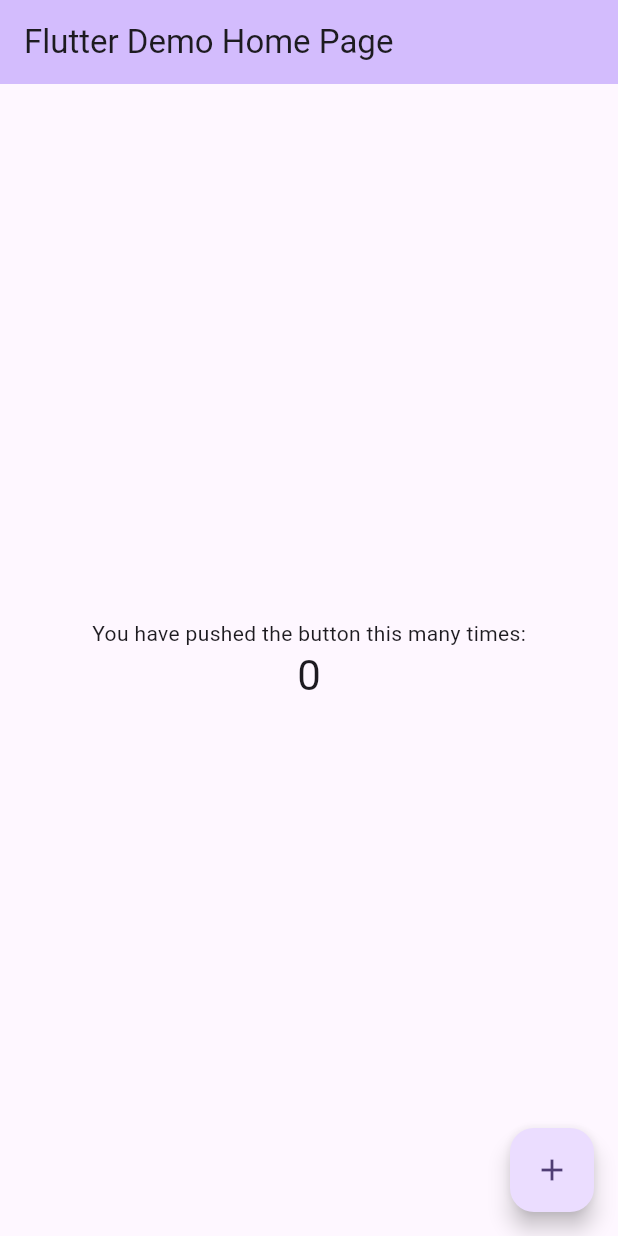
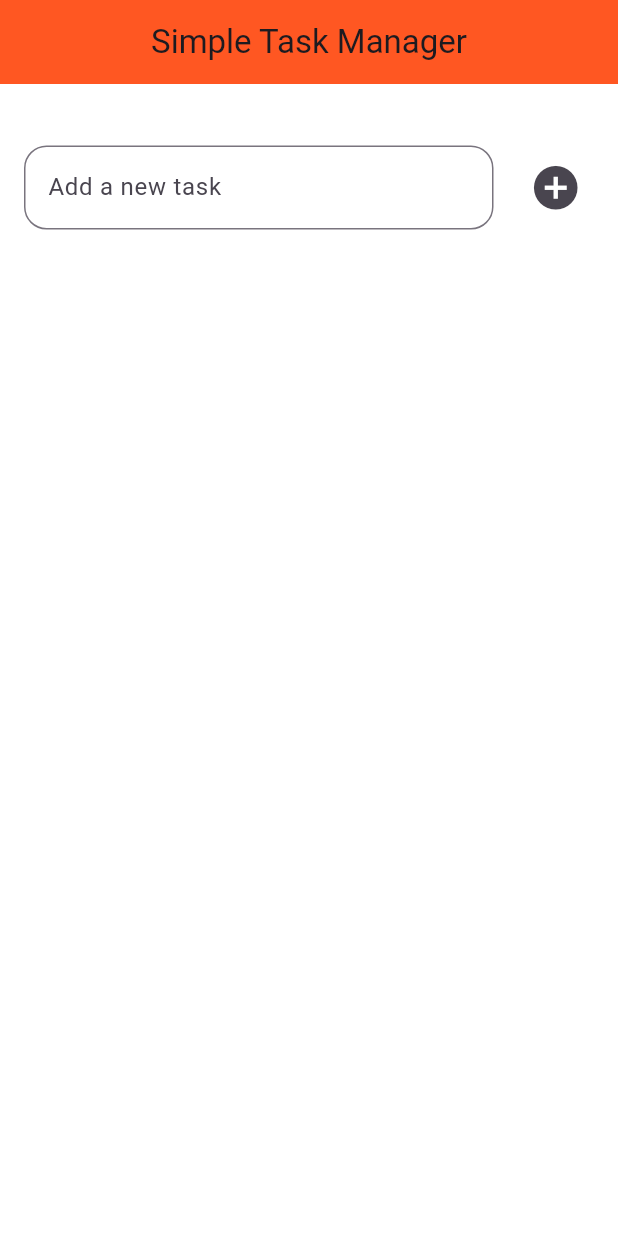
Before and after one commit to NahumDm/mobile, a Flutter app: the screen it shows after launch, on a phone screen of 412 x 824 dp. Run offline on Flutter 3.47's test engine with Material 3 defaults, Android fonts, the phone set to English and light mode, and no system bars.

Commit message:
Built Simple Task Manager App

```diff
--- a/lib/main.dart
+++ b/lib/main.dart
@@ -1,4 +1,12 @@
 import 'package:flutter/material.dart';
+
+// Task Model
+class Task {
+  String title;
+  bool isCompleted;
+
+  Task({required this.title, this.isCompleted = false});
+}
 
 void main() {
   runApp(const MyApp());
@@ -7,116 +15,124 @@ void main() {
 class MyApp extends StatelessWidget {
   const MyApp({super.key});
 
-  // This widget is the root of your application.
   @override
   Widget build(BuildContext context) {
     return MaterialApp(
-      title: 'Flutter Demo',
-      theme: ThemeData(
-        // This is the theme of your application.
-        //
-        // TRY THIS: Try running your application with "flutter run". You'll see
-        // the application has a purple toolbar. Then, without quitting the app,
-        // try changing the seedColor in the colorScheme below to Colors.green
-        // and then invoke "hot reload" (save your changes or press the "hot
-        // reload" button in a Flutter-supported IDE, or press "r" if you used
-        // the command line to start the app).
-        //
-        // Notice that the counter didn't reset back to zero; the application
-        // state is not lost during the reload. To reset the state, use hot
-        // restart instead.
-        //
-        // This works for code too, not just values: Most code changes can be
-        // tested with just a hot reload.
-        colorScheme: ColorScheme.fromSeed(seedColor: Colors.deepPurple),
-      ),
-      home: const MyHomePage(title: 'Flutter Demo Home Page'),
+      debugShowCheckedModeBanner: false,
+      title: 'Task Manager',
+      home: const TaskManagerPage(),
     );
   }
 }
 
-class MyHomePage extends StatefulWidget {
-  const MyHomePage({super.key, required this.title});
-
-  // This widget is the home page of your application. It is stateful, meaning
-  // that it has a State object (defined below) that contains fields that affect
-  // how it looks.
-
-  // This class is the configuration for the state. It holds the values (in this
-  // case the title) provided by the parent (in this case the App widget) and
-  // used by the build method of the State. Fields in a Widget subclass are
-  // always marked "final".
-
-  final String title;
+class TaskManagerPage extends StatefulWidget {
+  const TaskManagerPage({super.key});
 
   @override
-  State<MyHomePage> createState() => _MyHomePageState();
+  State<TaskManagerPage> createState() => _TaskManagerPageState();
 }
 
-class _MyHomePageState extends State<MyHomePage> {
-  int _counter = 0;
+class _TaskManagerPageState extends State<TaskManagerPage> {
+  final List<Task> _tasks = [];
+  final taskController = TextEditingController();
+  bool Completed = true;
 
-  void _incrementCounter() {
+  void _addTask(String title) {
+    if (title.trim().isEmpty) return;
+
     setState(() {
-      // This call to setState tells the Flutter framework that something has
-      // changed in this State, which causes it to rerun the build method below
-      // so that the display can reflect the updated values. If we changed
-      // _counter without calling setState(), then the build method would not be
-      // called again, and so nothing would appear to happen.
-      _counter++;
+      _tasks.add(Task(title: title.trim()));
+      taskController.clear();
     });
+  }
+
+  void _toggleTask(int index) {
+    setState(() {
+      _tasks[index].isCompleted = !_tasks[index].isCompleted;
+    });
+  }
+
+  void _deleteTask(int index) {
+    setState(() {
+      _tasks.removeAt(index);
+    });
+  }
+
+  List<Task> get _filteredTasks {
+    return _tasks.where((task) => Completed || !task.isCompleted).toList();
   }
 
   @override
   Widget build(BuildContext context) {
-    // This method is rerun every time setState is called, for instance as done
-    // by the _incrementCounter method above.
-    //
-    // The Flutter framework has been optimized to make rerunning build methods
-    // fast, so that you can just rebuild anything that needs updating rather
-    // than having to individually change instances of widgets.
     return Scaffold(
+      backgroundColor: Colors.white,
       appBar: AppBar(
-        // TRY THIS: Try changing the color here to a specific color (to
-        // Colors.amber, perhaps?) and trigger a hot reload to see the AppBar
-        // change color while the other colors stay the same.
-        backgroundColor: Theme.of(context).colorScheme.inversePrimary,
-        // Here we take the value from the MyHomePage object that was created by
-        // the App.build method, and use it to set our appbar title.
-        title: Text(widget.title),
+        backgroundColor: Colors.deepOrange,
+        centerTitle: true,
+        title: const Text('Simple Task Manager'),
       ),
-      body: Center(
-        // Center is a layout widget. It takes a single child and positions it
-        // in the middle of the parent.
-        child: Column(
-          // Column is also a layout widget. It takes a list of children and
-          // arranges them vertically. By default, it sizes itself to fit its
-          // children horizontally, and tries to be as tall as its parent.
-          //
-          // Column has various properties to control how it sizes itself and
-          // how it positions its children. Here we use mainAxisAlignment to
-          // center the children vertically; the main axis here is the vertical
-          // axis because Columns are vertical (the cross axis would be
-          // horizontal).
-          //
-          // TRY THIS: Invoke "debug painting" (choose the "Toggle Debug Paint"
-          // action in the IDE, or press "p" in the console), to see the
-          // wireframe for each widget.
-          mainAxisAlignment: MainAxisAlignment.center,
-          children: <Widget>[
-            const Text('You have pushed the button this many times:'),
-            Text(
-              '$_counter',
-              style: Theme.of(context).textTheme.headlineMedium,
+      body: Column(
+        children: [
+          SizedBox(height: 25.0),
+          Center(
+            child: Padding(
+              padding: const EdgeInsets.all(16.0),
+              child: Row(
+                children: [
+                  Expanded(
+                    child: TextField(
+                      controller: taskController,
+                      decoration: InputDecoration(
+                        hintText: 'Add a new task',
+                        border: OutlineInputBorder(
+                          borderRadius: BorderRadius.circular(15.0),
+                        ),
+                      ),
+                      onSubmitted: _addTask,
+                    ),
+                  ),
+                  const SizedBox(width: 16),
+                  IconButton(
+                    icon: const Icon(Icons.add_circle, size: 35),
+                    onPressed: () => _addTask(taskController.text),
+                  ),
+                ],
+              ),
             ),
-          ],
-        ),
+          ),
+          Expanded(
+            child: ListView.builder(
+              itemCount: _filteredTasks.length,
+              itemBuilder: (context, index) {
+                final task = _filteredTasks[index];
+                return ListTile(
+                  leading: Checkbox(
+                    value: task.isCompleted,
+                    onChanged: (_) => _toggleTask(_tasks.indexOf(task)),
+                  ),
+                  title: Text(
+                    task.title,
+                    style: TextStyle(
+                      decoration:
+                          task.isCompleted ? TextDecoration.lineThrough : null,
+                    ),
+                  ),
+                  trailing: IconButton(
+                    icon: const Icon(Icons.delete),
+                    onPressed: () => _deleteTask(_tasks.indexOf(task)),
+                  ),
+                );
+              },
+            ),
+          ),
+        ],
       ),
-      floatingActionButton: FloatingActionButton(
-        onPressed: _incrementCounter,
-        tooltip: 'Increment',
-        child: const Icon(Icons.add),
-      ), // This trailing comma makes auto-formatting nicer for build methods.
     );
   }
+
+  @override
+  void dispose() {
+    taskController.dispose();
+    super.dispose();
+  }
 }
```
